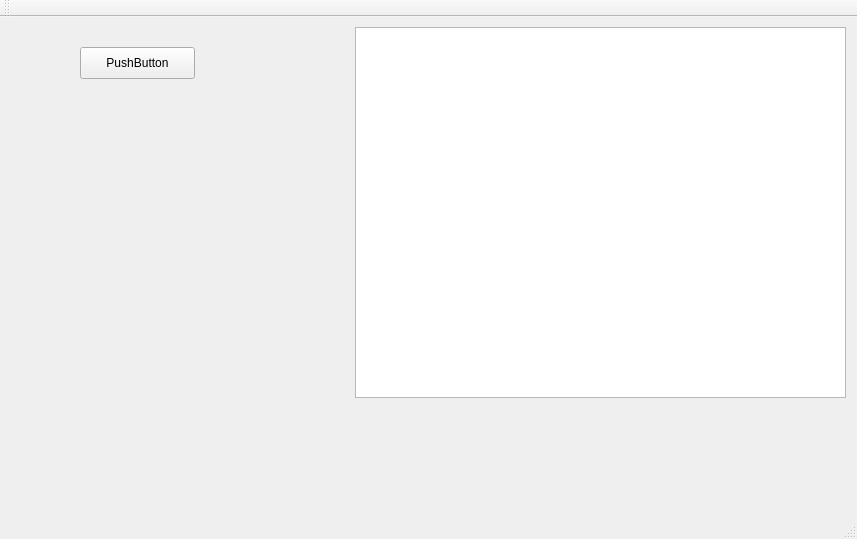
Old version of the form TheSpritening/mainwindow.ui in the repository pdarragh/PixelPeople.
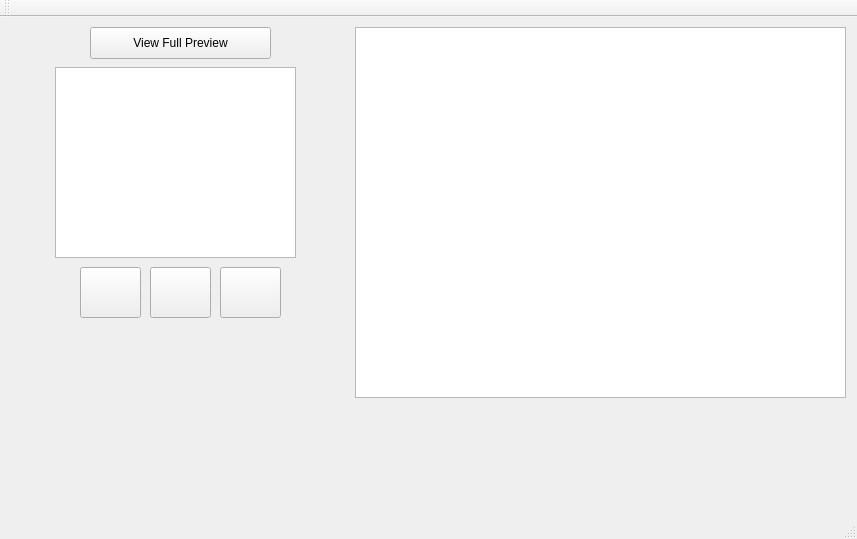
New version of the form. Icons and pictures are not drawn.

Diff of the .ui file:
```diff
--- a/TheSpritening/mainwindow.ui
+++ b/TheSpritening/mainwindow.ui
@@ -27,14 +27,75 @@
    <widget class="QPushButton" name="pushButton">
     <property name="geometry">
      <rect>
-      <x>80</x>
-      <y>30</y>
-      <width>115</width>
+      <x>90</x>
+      <y>10</y>
+      <width>181</width>
       <height>32</height>
      </rect>
     </property>
     <property name="text">
-     <string>PushButton</string>
+     <string>View Full Preview</string>
+    </property>
+   </widget>
+   <widget class="QGraphicsView" name="small_previewer">
+    <property name="geometry">
+     <rect>
+      <x>55</x>
+      <y>50</y>
+      <width>241</width>
+      <height>191</height>
+     </rect>
+    </property>
+   </widget>
+   <widget class="QPushButton" name="pplay_button">
+    <property name="geometry">
+     <rect>
+      <x>150</x>
+      <y>250</y>
+      <width>61</width>
+      <height>51</height>
+     </rect>
+    </property>
+    <property name="text">
+     <string/>
+    </property>
+    <property name="icon">
+     <iconset resource="resources.qrc">
+      <normaloff>:/MyFiles/play.png</normaloff>:/MyFiles/play.png</iconset>
+    </property>
+   </widget>
+   <widget class="QPushButton" name="pskip_button">
+    <property name="geometry">
+     <rect>
+      <x>220</x>
+      <y>250</y>
+      <width>61</width>
+      <height>51</height>
+     </rect>
+    </property>
+    <property name="text">
+     <string/>
+    </property>
+    <property name="icon">
+     <iconset resource="resources.qrc">
+      <normaloff>:/MyFiles/skip.png</normaloff>:/MyFiles/skip.png</iconset>
+    </property>
+   </widget>
+   <widget class="QPushButton" name="pback_button">
+    <property name="geometry">
+     <rect>
+      <x>80</x>
+      <y>250</y>
+      <width>61</width>
+      <height>51</height>
+     </rect>
+    </property>
+    <property name="text">
+     <string/>
+    </property>
+    <property name="icon">
+     <iconset resource="resources.qrc">
+      <normaloff>:/MyFiles/back.png</normaloff>:/MyFiles/back.png</iconset>
     </property>
    </widget>
   </widget>
```
Left out of the diff: 6 changed lines with no effect on the pictures.
